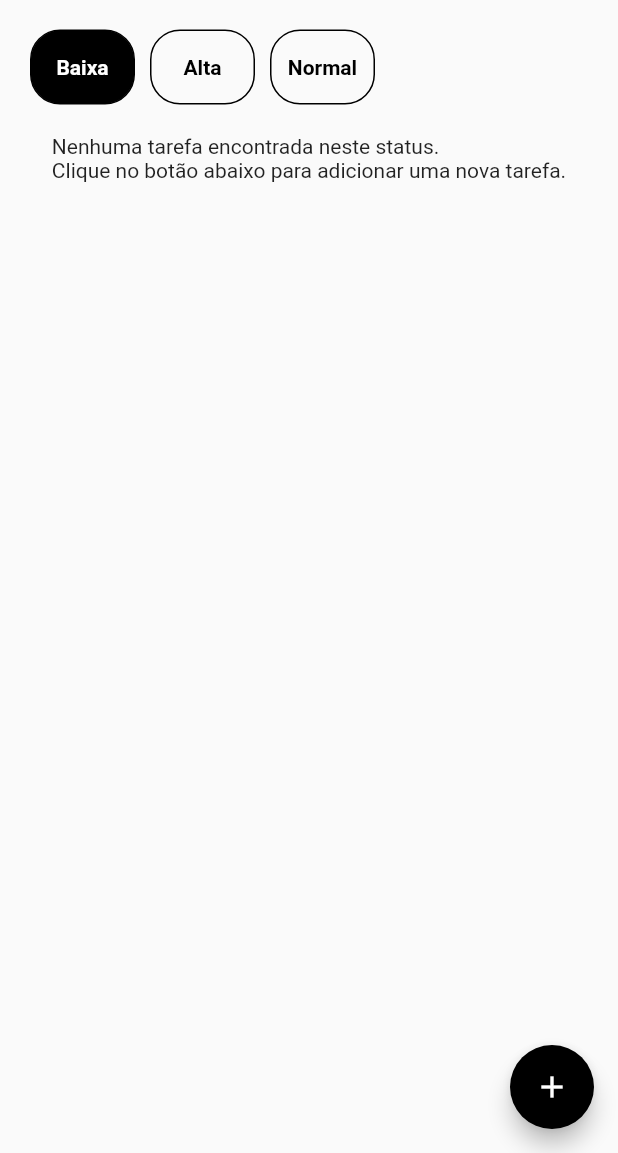
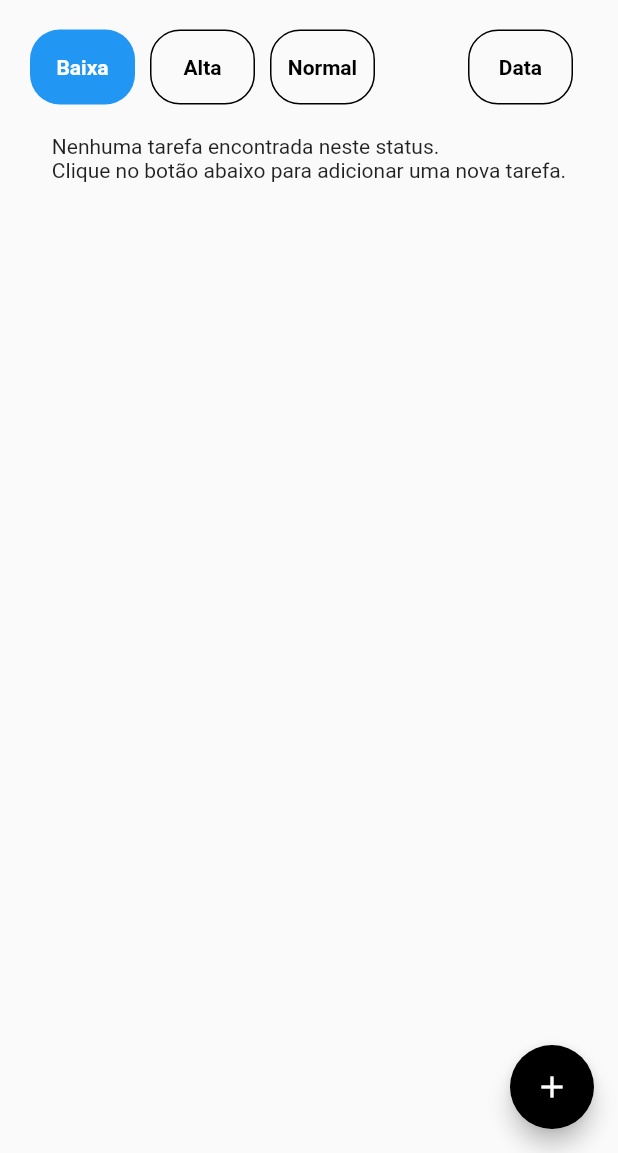
Before and after one commit to herlmanoel/tasked-list-app, a Flutter app: the screen it shows after launch, after a tap on "Baixa", on a phone screen of 412 x 824 dp, the part 83-1236 px from its top. Run offline on Flutter 3.47's test engine with Material 2 defaults, Android fonts, the phone set to English and light mode, and no system bars.

Commit message:
add pesquisa por data

```diff
--- a/lib/src/data/tarefas_list.dart
+++ b/lib/src/data/tarefas_list.dart
@@ -2,6 +2,11 @@ import '../models/prioridade.dart';
 import '../models/tarefa.dart';
 
 class ListaTarefas {
+    static DateTime dataAnterior(){
+        DateTime now = DateTime.now();
+        DateTime date = DateTime(now.year, now.month, now.day - 1);
+        return date;
+    }
   static List<Tarefa> tarefas = [
     Tarefa(
       id: 1,
@@ -14,6 +19,19 @@ class ListaTarefas {
       titulo: "estudar math",
       observacao: "estudar math math",
       dataFinalizacao: DateTime.now()
+    ),
+    Tarefa(
+      id: 3,
+      titulo: "estudar math",
+      observacao: "estudar math math",
+      dataFinalizacao: dataAnterior()
+    ),
+    Tarefa(
+      id: 4,
+      titulo: "estudar math",
+      observacao: "estudar atradasa",
+      prioridade: Prioridade.alta,
+      dataFinalizacao: DateTime.now().subtract(const Duration(days:1))
     ),
   ];
 
@@ -47,4 +65,10 @@ class ListaTarefas {
     Prioridade prioridade = Prioridade.baixa;
     return tarefas.where((tarefa) => tarefa.prioridade == prioridade).toList();
   }
+
+  static List<Tarefa> getTarefasByDateAndPriority(Prioridade prioridade, DateTime date) {
+    return tarefas
+            .where((tarefa) => tarefa.prioridade == prioridade
+                && tarefa.dataFinalizacao.day == date.day).toList();
+  }
 }
--- a/lib/src/models/prioridade.dart
+++ b/lib/src/models/prioridade.dart
@@ -12,13 +12,13 @@ var listPrioridades = [
   {
     'prioridade': Prioridade.alta,
     'text': 'Alta',
-    'color': Colors.red,
+    'color': Colors.red[400],
     'isSelected': false,
   },
   {
     'prioridade': Prioridade.normal,
     'text': 'Normal',
-    'color': Colors.black,
+    'color': Colors.amber[400],
     'isSelected': true,
   },
   {
@@ -41,3 +41,16 @@ getPrioridadeTitulo(Prioridade prioridade) {
       return "";
   }
 }
+
+getPropriedadeColor(Prioridade prioridade) {
+  switch (prioridade) {
+    case Prioridade.alta:
+      return Colors.red[400];
+    case Prioridade.normal:
+      return Colors.amber[400];
+    case Prioridade.baixa:
+      return Colors.blue;
+    default:
+      return Colors.black;
+  }
+}
--- a/lib/src/pages/components/prioridades_list.dart
+++ b/lib/src/pages/components/prioridades_list.dart
@@ -18,20 +18,20 @@ class PrioridadesList extends StatelessWidget {
         itemCount: listPrioridades.length,
         itemBuilder: (BuildContext ctxt, int index) {
           var category = listPrioridades[index];
-          return itemPrioridade(category['prioridade'], category['text'], category['isSelected']);
+          return itemPrioridade(category['prioridade'], category['text'], category['isSelected'], category['color']);
         },
       ),
     );
   }
 
-  Container itemPrioridade(var prioridadeItem, var label, var isSelected) {
+  Container itemPrioridade(var prioridadeItem, var label, var isSelected, var color) {
     return Container(
     margin: const EdgeInsets.only(right: 10),
     height: 10,
     padding: const EdgeInsets.symmetric(horizontal: 2),
     decoration: BoxDecoration(
-      color: isSelected ? Colors.black : Colors.transparent,
-      border: Border.all(color: Colors.black),
+      color: isSelected ? color : Colors.transparent,
+      border: Border.all(color: isSelected ? Colors.transparent : Colors.black),
       borderRadius: BorderRadius.circular(20),
     ),
     child: TextButton(
--- a/lib/src/pages/home_page.dart
+++ b/lib/src/pages/home_page.dart
@@ -18,6 +18,8 @@ class HomePage extends StatefulWidget {
 class _HomePageState extends State<HomePage> {
   List<Tarefa> tarefas = [];
   Prioridade prioridade = Prioridade.normal;
+  DateTime dataSelecionada = DateTime.now();
+  bool isPesquisaPorData = false;
 
   getPrioridadeSelecionada() {
     var prioridadeSelected =
@@ -37,7 +39,31 @@ class _HomePageState extends State<HomePage> {
 
   @override
   Widget build(BuildContext context) {
+    if (!isPesquisaPorData) {
       tarefas = ListaTarefas.getTarefasPrioridade(getPrioridadeSelecionada());
+    } else {
+      isPesquisaPorData = false;
+    }
+
+    _showDatePicker() {
+      showDatePicker(
+              context: context,
+              initialDate: DateTime.now(),
+              firstDate: DateTime(2020),
+              lastDate: DateTime(2023))
+          .then((pickedDate) {
+        if (pickedDate == null) {
+          return;
+        }
+        setState(() {
+          dataSelecionada = pickedDate;
+          tarefas = ListaTarefas.getTarefasByDateAndPriority(
+              prioridade, dataSelecionada);
+          isPesquisaPorData = true;
+        });
+      });
+    }
+
     return Scaffold(
       body: SafeArea(
           child: Column(
@@ -58,8 +84,14 @@ class _HomePageState extends State<HomePage> {
           const SizedBox(height: 20),
           Container(
                 padding: const EdgeInsets.symmetric(horizontal: 20),
-              child:
-                  PrioridadesList(prioridade: prioridade, setState: setState)),
+              child: Row(
+            children: [
+              Expanded(
+                  child: PrioridadesList(
+                      prioridade: prioridade, setState: setState)),
+              itemData(_showDatePicker),
+            ],
+          )),
           const SizedBox(height: 20),
           Expanded(
             child: tarefas.isEmpty
@@ -97,8 +129,11 @@ class _HomePageState extends State<HomePage> {
               activeColor: Colors.black,
               value: tarefas[index].isConcluida,
               onChanged: (bool? newValue) {
-                setState(() => {
-                      tarefas[index].isConcluida = newValue ?? false,
+                setState(() {
+                  tarefas[index].isConcluida = newValue ?? false;
+                  if (tarefas[index].isConcluida) {
+                    ListaTarefas.removeTarefa(tarefas[index].id);
+                  }
                 });
               },
               shape: RoundedRectangleBorder(
@@ -141,8 +176,8 @@ class _HomePageState extends State<HomePage> {
                   style: TextStyle(
                     color: tarefas[index].isConcluida == true
                         ? Colors.grey
-                        : Colors.black,
-                    fontSize: 18,
+                        : getPropriedadeColor(tarefas[index].prioridade),
+                    fontSize: 14,
                     fontWeight: FontWeight.bold,
                     decoration: tarefas[index].isConcluida == true
                         ? TextDecoration.lineThrough
@@ -151,7 +186,7 @@ class _HomePageState extends State<HomePage> {
               const SizedBox(width: 5),
               Text(DateFormat('d MMM y').format(tarefas[index].dataFinalizacao),
                   style: TextStyle(
-                      color: tarefaNaoAtrasada ? Colors.black : Colors.red[400],
+                      color: tarefaNaoAtrasada ? Colors.black : Colors.red,
                       fontSize: 15,
                       fontWeight: FontWeight.bold)),
             ],
@@ -169,4 +204,27 @@ class _HomePageState extends State<HomePage> {
       },
     );
   }
+
+  Container itemData(Function _showDatePicker) {
+    return Container(
+      margin: const EdgeInsets.only(right: 10),
+      height: 50,
+      padding: const EdgeInsets.symmetric(horizontal: 2),
+      decoration: BoxDecoration(
+        color: Colors.transparent,
+        border: Border.all(color: Colors.black),
+        borderRadius: BorderRadius.circular(20),
+      ),
+      child: TextButton(
+        onPressed: () {
+          _showDatePicker();
+        },
+        child: const Text(
+          "Data",
+          style: TextStyle(
+              fontSize: 14, color: Colors.black, fontWeight: FontWeight.bold),
+        ),
+      ),
+    );
   }
+}
```
Lines whose indentation alone changed are shown as unchanged.
